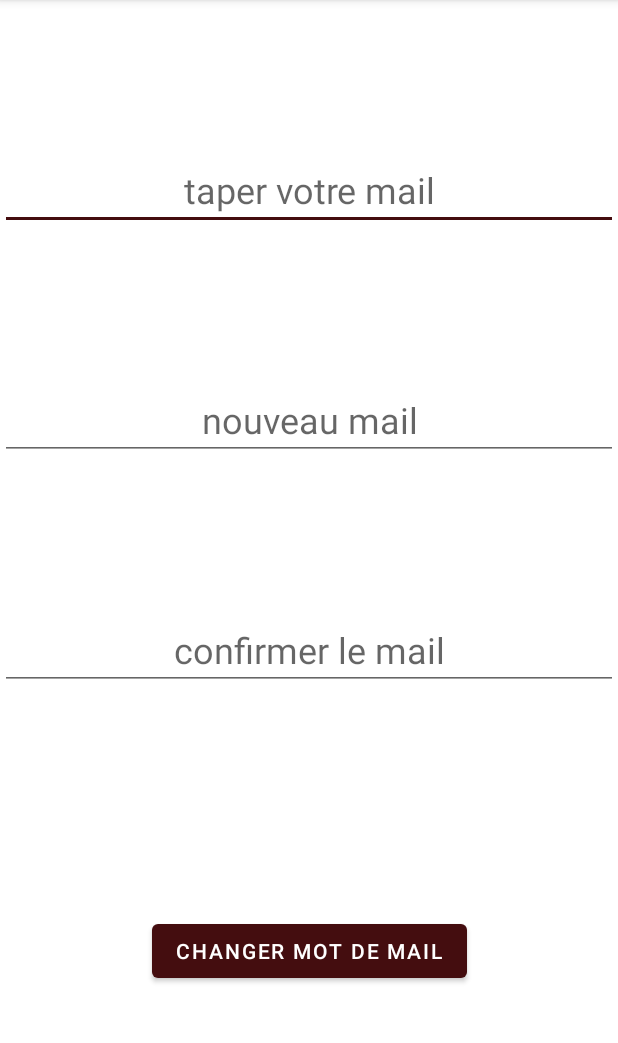
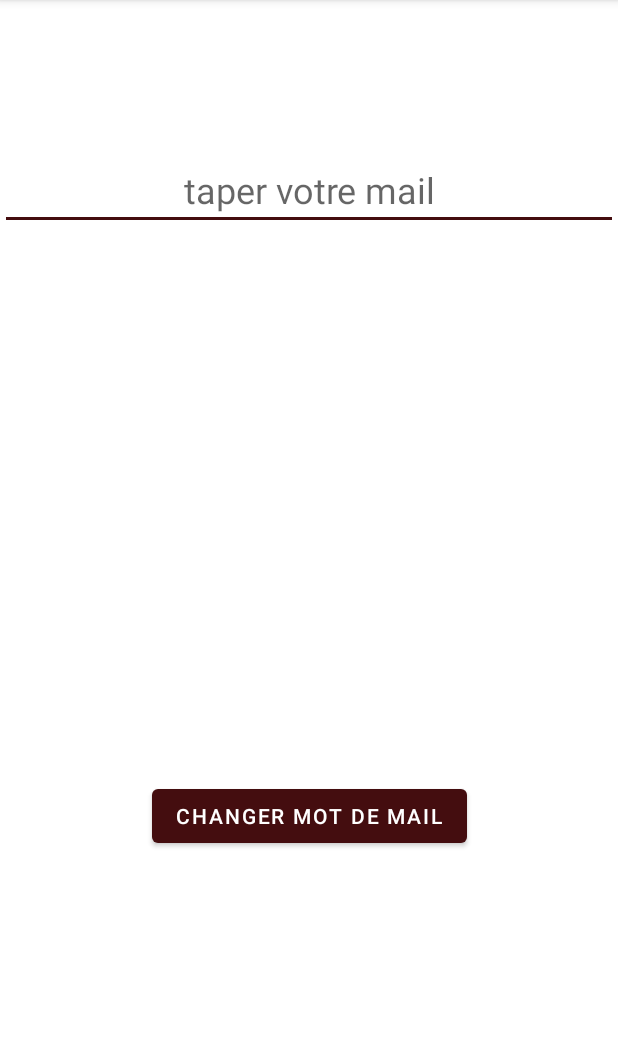
Before and after one commit to Andraziel/PulseNetwork, an Android app: the ChangeMailActivity screen opened directly, with no data from a screen before it, on a phone screen of 412 x 824 dp, the part 84-1127 px from its top. Run offline under Robolectric (Android 15) with nearby library versions, the phone set to English and light mode, and no system bars; our stand-ins replace Firebase (no records; nobody signed in at launch, a user with empty details on screens opened directly); 1 statement that could not run was skipped.

Commit message:
tiens je push 3

```diff
--- a/app/src/main/res/layout/activity_change_mail.xml
+++ b/app/src/main/res/layout/activity_change_mail.xml
@@ -18,37 +18,13 @@
         app:layout_constraintStart_toStartOf="parent"
         app:layout_constraintTop_toTopOf="parent" />
 
-    <EditText
-        android:id="@+id/nouveau"
-        android:layout_width="0dp"
-        android:layout_height="wrap_content"
-        android:layout_marginTop="100dp"
-        android:hint="nouveau mail"
-        android:textAlignment="center"
-        android:textSize="24sp"
-        app:layout_constraintEnd_toEndOf="parent"
-        app:layout_constraintStart_toStartOf="parent"
-        app:layout_constraintTop_toBottomOf="@+id/ancien" />
-
-    <EditText
-        android:id="@+id/nnouveau"
-        android:layout_width="0dp"
-        android:layout_height="wrap_content"
-        android:layout_marginTop="100dp"
-        android:hint="confirmer le mail"
-        android:textAlignment="center"
-        android:textSize="24sp"
-        app:layout_constraintEnd_toEndOf="parent"
-        app:layout_constraintStart_toStartOf="parent"
-        app:layout_constraintTop_toBottomOf="@+id/nouveau" />
-
     <Button
         android:id="@+id/change"
         android:layout_width="wrap_content"
         android:layout_height="wrap_content"
-        android:layout_marginTop="150dp"
+        android:layout_marginBottom="200dp"
         android:text="changer mot de mail"
+        app:layout_constraintBottom_toBottomOf="parent"
         app:layout_constraintEnd_toEndOf="parent"
-        app:layout_constraintStart_toStartOf="parent"
-        app:layout_constraintTop_toBottomOf="@+id/nnouveau" />
+        app:layout_constraintStart_toStartOf="parent" />
 </androidx.constraintlayout.widget.ConstraintLayout>
```
